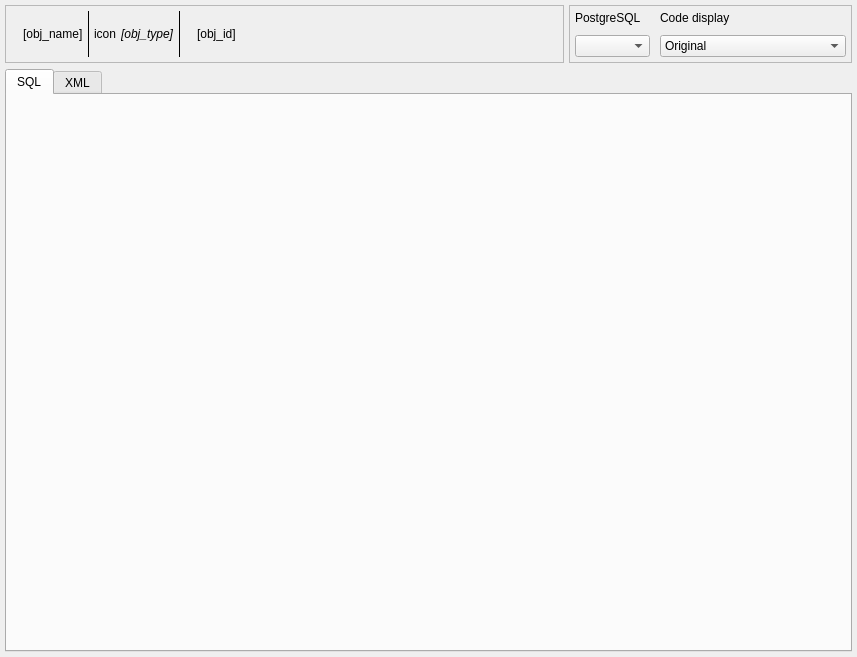
Before: the Qt Designer form libs/libgui/ui/widgets/codepreviewwidget.ui in maniac787/pgmodeler, drawn with Qt 5.
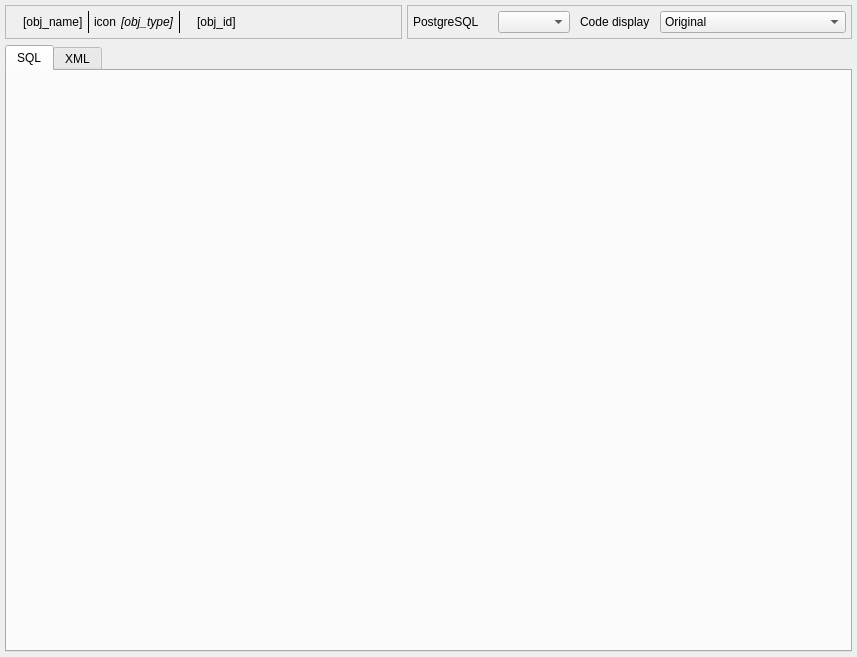
After: the same form once the commit is applied. Icons and pictures are not drawn.

Commit message: Improve CodePreviewWidget UI and fix layout configuration

Diff of the .ui file:
```diff
--- a/libs/libgui/ui/widgets/codepreviewwidget.ui
+++ b/libs/libgui/ui/widgets/codepreviewwidget.ui
@@ -296,7 +296,7 @@
          <number>5</number>
         </property>
         <item>
-         <layout class="QVBoxLayout" name="verticalLayout">
+         <layout class="QHBoxLayout" name="horizontalLayout_4">
           <item>
            <widget class="QLabel" name="pgsql_lbl">
             <property name="sizePolicy">
@@ -361,7 +361,7 @@
          </layout>
         </item>
         <item>
-         <layout class="QVBoxLayout" name="verticalLayout_2">
+         <layout class="QHBoxLayout" name="horizontalLayout_5">
           <item>
            <widget class="QLabel" name="label">
             <property name="sizePolicy">
@@ -381,7 +381,7 @@
           <item>
            <widget class="QComboBox" name="code_options_cmb">
             <property name="sizePolicy">
-             <sizepolicy hsizetype="Preferred" vsizetype="Fixed">
+             <sizepolicy hsizetype="Preferred" vsizetype="Preferred">
               <horstretch>0</horstretch>
               <verstretch>0</verstretch>
              </sizepolicy>
```
Left out of the diff: 2 changed lines with no effect on the pictures. The commit also changes 10 other files.
